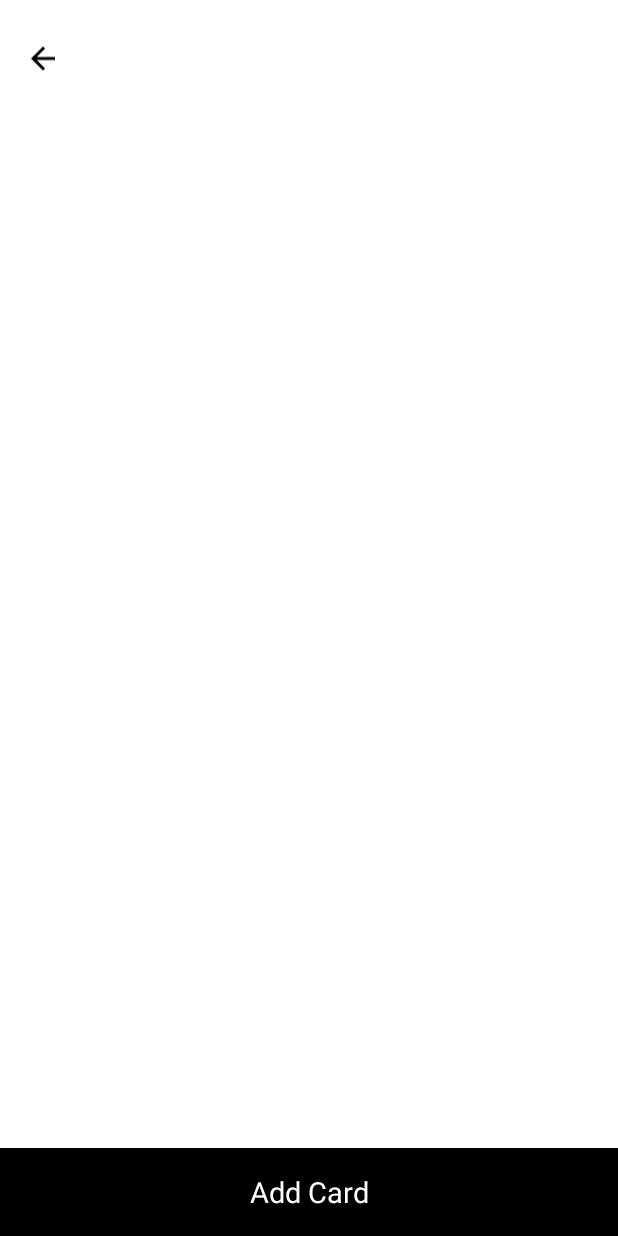
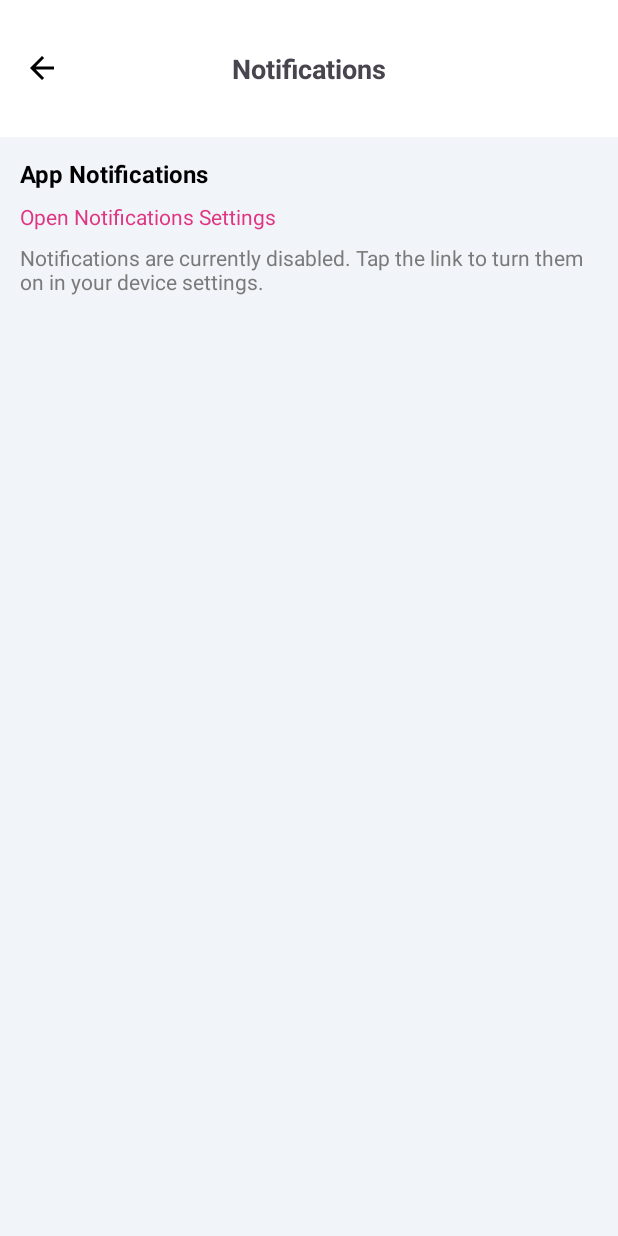
Before and after one commit to hafizanser/bioceuticamilano_android, an Android app: the screen it shows after launch (SavedCardsActivity before the commit, NotificationActivity after it), on a phone screen of 412 x 824 dp. Run offline under Robolectric (Android 15) with nearby library versions, the phone set to English and light mode, and no system bars; our stand-ins replace sdp/ssp sizes.

Commit message:
Notification Screen Done

```diff
--- a/app/src/main/AndroidManifest.xml
+++ b/app/src/main/AndroidManifest.xml
@@ -56,6 +56,14 @@
         <activity
             android:name=".SavedCardsActivity"
             android:exported="true" >
+<!--            <intent-filter>-->
+<!--                <action android:name="android.intent.action.MAIN" />-->
+<!--                <category android:name="android.intent.category.LAUNCHER" />-->
+<!--            </intent-filter>-->
+        </activity>
+
+        <activity android:name=".NotificationActivity"
+            android:exported="true">
             <intent-filter>
                 <action android:name="android.intent.action.MAIN" />
                 <category android:name="android.intent.category.LAUNCHER" />
--- /dev/null
+++ b/app/src/main/java/com/bioceuticamilano/NotificationActivity.kt
@@ -0,0 +1,43 @@
+package com.bioceuticamilano
+
+import android.content.Intent
+import android.net.Uri
+import android.os.Build
+import android.os.Bundle
+import android.provider.Settings
+import androidx.appcompat.app.AppCompatActivity
+import com.bioceuticamilano.databinding.ActivityNotificationsBinding
+
+class NotificationActivity : AppCompatActivity() {
+    private lateinit var binding: ActivityNotificationsBinding
+
+    override fun onCreate(savedInstanceState: Bundle?) {
+        super.onCreate(savedInstanceState)
+        binding = ActivityNotificationsBinding.inflate(layoutInflater)
+        setContentView(binding.root)
+
+        binding.ivBack.setOnClickListener { finish() }
+
+        binding.openSettings.setOnClickListener {
+            // Try to open the app notification settings. Fallback to app details if not available.
+            val intent = Intent().apply {
+                action = if (Build.VERSION.SDK_INT >= Build.VERSION_CODES.O) {
+                    Settings.ACTION_APP_NOTIFICATION_SETTINGS
+                } else {
+                    "android.settings.APP_NOTIFICATION_SETTINGS"
+                }
+                putExtra(Settings.EXTRA_APP_PACKAGE, packageName)
+                putExtra("app_package", packageName)
+                putExtra("app_uid", applicationInfo.uid)
+            }
+            try {
+                startActivity(intent)
+            } catch (e: Exception) {
+                val fallback = Intent(Settings.ACTION_APPLICATION_DETAILS_SETTINGS).apply {
+                    data = Uri.fromParts("package", packageName, null)
+                }
+                startActivity(fallback)
+            }
+        }
+    }
+}
--- /dev/null
+++ b/app/src/main/res/layout/activity_notifications.xml
@@ -0,0 +1,98 @@
+<?xml version="1.0" encoding="utf-8"?>
+<FrameLayout xmlns:android="http://schemas.android.com/apk/res/android"
+    xmlns:app="http://schemas.android.com/apk/res-auto"
+    android:layout_width="match_parent"
+    android:layout_height="match_parent">
+
+    <androidx.constraintlayout.widget.ConstraintLayout xmlns:android="http://schemas.android.com/apk/res/android"
+        xmlns:tools="http://schemas.android.com/tools"
+        android:orientation="vertical"
+        android:layout_width="match_parent"
+        android:layout_height="match_parent"
+        android:background="#F1F4F8"
+        android:fitsSystemWindows="true"
+        android:clipToPadding="false"
+        tools:context=".NotificationActivity">
+
+
+        <!--    <ImageView-->
+        <!--        android:layout_width="match_parent"-->
+        <!--        android:layout_height="match_parent"-->
+        <!--        android:src="@drawable/notifictation"-->
+        <!--        android:alpha="0.4"-->
+        <!--        android:scaleType="fitXY"/>-->
+
+
+
+        <RelativeLayout
+            android:id="@+id/toolbar"
+            android:layout_width="match_parent"
+            android:layout_height="@dimen/_70sdp"
+            android:paddingTop="@dimen/_16sdp"
+            android:background="@color/white"
+            android:paddingHorizontal="@dimen/_6sdp"
+            app:layout_constraintTop_toTopOf="parent"
+            app:layout_constraintStart_toStartOf="parent"
+            app:layout_constraintEnd_toEndOf="parent"
+            android:layout_marginBottom="8dp">
+
+            <ImageView
+                android:id="@+id/ivBack"
+                android:layout_width="wrap_content"
+                android:layout_height="wrap_content"
+                android:src="@drawable/ic_baseline_arrow_back_24"
+                android:contentDescription="back"
+                android:padding="8dp"
+                android:layout_alignParentStart="true"
+                android:layout_centerVertical="true" />
+
+            <TextView
+                android:id="@+id/tvTitle"
+                android:layout_width="wrap_content"
+                android:layout_height="wrap_content"
+                android:text="Notifications"
+                android:textStyle="bold"
+                android:textSize="@dimen/_14ssp"
+                android:layout_centerHorizontal="true"
+                android:layout_centerVertical="true" />
+
+        </RelativeLayout>
+
+
+
+            <LinearLayout
+                android:layout_width="match_parent"
+                android:layout_height="wrap_content"
+                android:orientation="vertical"
+                android:padding="@dimen/_10sdp"
+                app:layout_constraintTop_toBottomOf="@+id/toolbar">
+
+                <TextView
+                    android:layout_width="wrap_content"
+                    android:layout_height="wrap_content"
+                    android:text="App Notifications"
+                    android:textStyle="bold"
+                    android:textSize="16sp"
+                    android:textColor="#000000" />
+
+                <TextView
+                    android:id="@+id/openSettings"
+                    android:layout_width="wrap_content"
+                    android:layout_height="wrap_content"
+                    android:text="Open Notifications Settings"
+                    android:textColor="@color/primary_pink"
+                    android:layout_marginTop="8dp" />
+
+                <TextView
+                    android:layout_width="match_parent"
+                    android:layout_height="wrap_content"
+                    android:text="Notifications are currently disabled. Tap the link to turn them on in your device settings."
+                    android:textColor="#7A7A7A"
+                    android:layout_marginTop="8dp"
+                    android:textSize="14sp" />
+
+            </LinearLayout>
+
+
+    </androidx.constraintlayout.widget.ConstraintLayout>
+</FrameLayout>
--- a/app/src/main/res/values/themes.xml
+++ b/app/src/main/res/values/themes.xml
@@ -1,6 +1,6 @@
 <resources xmlns:tools="http://schemas.android.com/tools">
     <!-- Base application theme. -->
-    <style name="Base.Theme.Bioceuticamilano" parent="Theme.Material3.DayNight.NoActionBar">
+    <style name="Base.Theme.Bioceuticamilano" parent="Theme.Material3.Light.NoActionBar">
         <!-- Customize your light theme here. -->
         <!-- <item name="colorPrimary">@color/my_light_primary</item> -->
     </style>
```
Also changed, not shown: app/src/main/res/drawable/notifictation.png (added).
